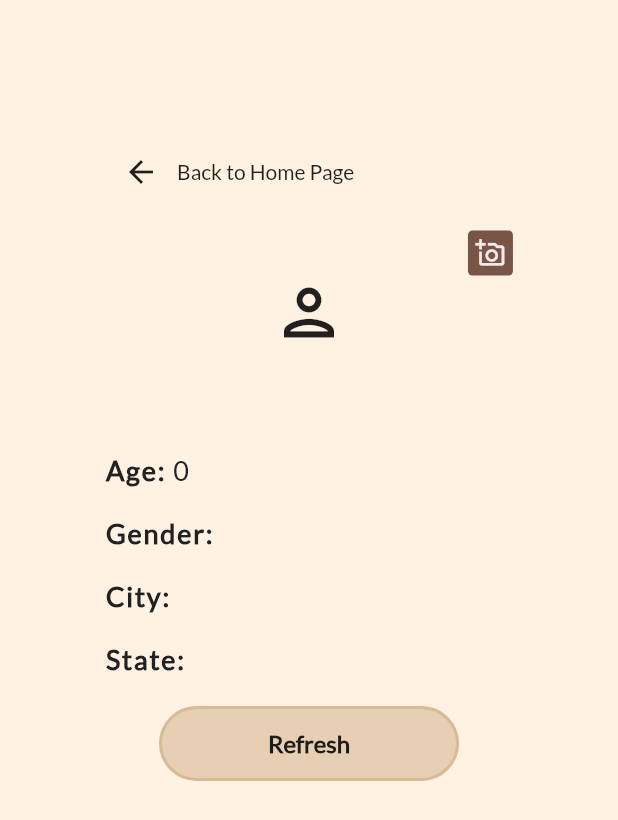
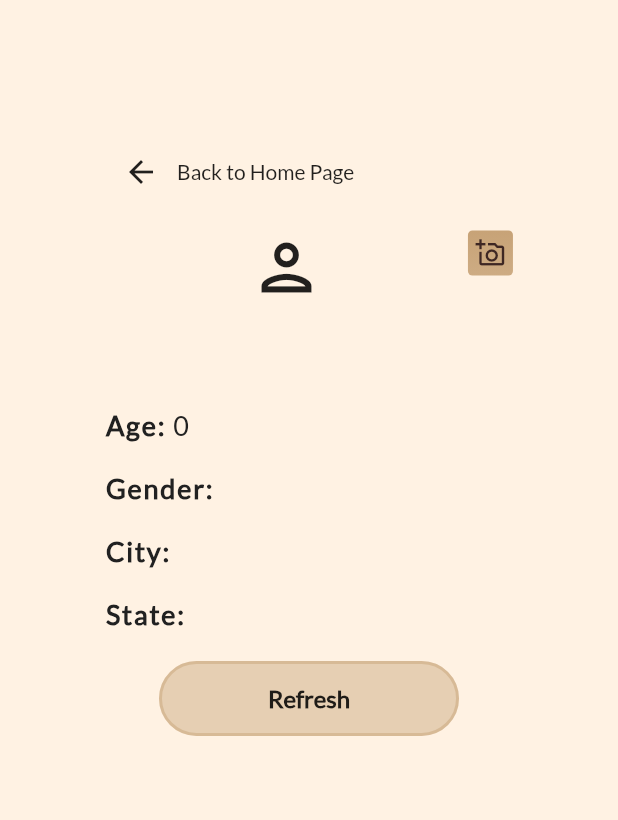
Before and after one commit to IshitaArora-246/moodBuster, a Flutter app: the MobProfile screen opened directly, on a phone screen of 412 x 824 dp. Shown: the top 820 px of the screen. Run offline on Flutter 3.47's test engine with Material 2 defaults, Android fonts, the phone set to English and light mode, and no system bars; our stand-ins replace auto_size_text, cloud_firestore, firebase_auth, flutter_spinkit, flutter_swiper, font_awesome_flutter and 2 more; missing offline and left inert: dart:html, firebase, hovering; accounts and stored records are empty.

Commit message:
padding fixed in main page

```diff
--- a/lib/main.dart
+++ b/lib/main.dart
@@ -2,7 +2,6 @@ import 'package:flutter/material.dart';
 import 'package:moodbuster/constants/textStyle.dart';
 import 'package:moodbuster/database/database.dart';
 import 'package:moodbuster/models/UserModel.dart';
-import 'package:moodbuster/models/current_page.dart';
 import 'package:moodbuster/screens/dashboard.dart';
 import 'package:moodbuster/utils/authentication.dart';
 import 'package:provider/provider.dart';
@@ -11,7 +10,7 @@ void main() async {
   WidgetsFlutterBinding.ensureInitialized();
   runApp(MultiProvider(providers: [
     Provider(create: (_) => FirebaseAuthService()),
-    ChangeNotifierProvider(create: (_) => MyPage()),
+    // ChangeNotifierProvider(create: (_) => MyPage()),
     StreamProvider(
         create: (context) =>
             context.read<FirebaseAuthService>().onAuthStateChanged,
--- a/lib/screens/chat/mobile_profile_screen.dart
+++ b/lib/screens/chat/mobile_profile_screen.dart
@@ -78,8 +78,24 @@ class _MobProfileState extends State<MobProfile> {
                           children: [
                             SizedBox(height: 15),
                             Row(
+                              crossAxisAlignment: CrossAxisAlignment.start,
                               mainAxisAlignment: MainAxisAlignment.end,
                               children: [
+                                Spacer(),
+                                Center(
+                                  child: url == null
+                                      ? Icon(
+                                          Icons.person_outlined,
+                                          size: 50,
+                                        )
+                                      : CircleAvatar(
+                                          backgroundColor: Colors.black,
+                                          backgroundImage:
+                                              NetworkImage(url.toString()),
+                                          radius: 75,
+                                        ),
+                                ),
+                                Spacer(),
                                 InkWell(
                                   onTap: () {
                                     DatabaseService().uploadImageToStorage();
@@ -87,12 +103,19 @@ class _MobProfileState extends State<MobProfile> {
                                   child: Container(
                                     padding: EdgeInsets.all(5),
                                     decoration: BoxDecoration(
-                                        color: Colors.brown,
+                                        gradient: LinearGradient(
+                                            begin: Alignment.topCenter,
+                                            end: Alignment.bottomCenter,
+                                            colors: [
+                                              Color(0XFFC19A6B)
+                                                  .withOpacity(0.9),
+                                              Color(0XFFC19A6B).withOpacity(0.8)
+                                            ]),
                                         borderRadius: BorderRadius.circular(3)),
                                     child: Center(
                                       child: Icon(
                                         Icons.add_a_photo_outlined,
-                                        color: Colors.brown[50],
+                                        color: Colors.brown[900],
                                         size: 20,
                                       ),
                                     ),
@@ -100,20 +123,6 @@ class _MobProfileState extends State<MobProfile> {
                                 ),
                               ],
                             ),
-                            Center(
-                                child: Center(
-                              child: url == null
-                                  ? Icon(
-                                      Icons.person_outlined,
-                                      size: 50,
-                                    )
-                                  : CircleAvatar(
-                                      backgroundColor: Colors.black,
-                                      backgroundImage:
-                                          NetworkImage(url.toString()),
-                                      radius: 75,
-                                    ),
-                            )),
                             SizedBox(height: 10),
                             Row(
                               mainAxisAlignment: MainAxisAlignment.center,
--- a/lib/screens/homepage/landing_about.dart
+++ b/lib/screens/homepage/landing_about.dart
@@ -83,21 +83,21 @@ class LandingAboutPage extends StatelessWidget {
                 )),
             Container(
                 width: screenWidth,
-                padding: EdgeInsets.symmetric(horizontal: 80),
+                padding: EdgeInsets.symmetric(horizontal: 20),
                 child: Column(
                     mainAxisAlignment: MainAxisAlignment.center,
                     children: [
                       Text(
                         "About Us",
                         style: headingStyle.copyWith(
-                            fontSize: 40, fontWeight: FontWeight.w800),
+                            fontSize: 28, fontWeight: FontWeight.w800),
                         maxLines: 1,
                       ),
                       SizedBox(height: 35),
                       Text(
                         "Mood Buster is a growing community working towards changing the way individuals think & act about problems related to Mental Health",
                         style: TextStyle(
-                          fontSize: 20,
+                          fontSize: 18,
                         ),
                         maxLines: 4,
                       ),
--- a/lib/screens/homepage/landing_chat.dart
+++ b/lib/screens/homepage/landing_chat.dart
@@ -91,14 +91,14 @@ class LandingChatPage extends StatelessWidget {
                       Text(
                         "Build Community",
                         style: headingStyle.copyWith(
-                            fontSize: 24, fontWeight: FontWeight.w800),
+                            fontSize: 28, fontWeight: FontWeight.w800),
                         maxLines: 1,
                       ),
                       SizedBox(height: 35),
                       Text(
                         "Group chats allow you to connect with other people like you and build a community. Group chats explore a range of helpful topics.",
                         style: TextStyle(
-                          fontSize: 20,
+                          fontSize: 18,
                         ),
                         maxLines: 4,
                       ),
--- a/lib/screens/homepage/landing_expert.dart
+++ b/lib/screens/homepage/landing_expert.dart
@@ -84,14 +84,14 @@ class LandingExpertPage extends StatelessWidget {
                 )),
             Container(
                 width: screenWidth,
-                padding: EdgeInsets.symmetric(horizontal: 80),
+                padding: EdgeInsets.symmetric(horizontal: 20),
                 child: Column(
                     mainAxisAlignment: MainAxisAlignment.center,
                     children: [
                       Text(
                         "We're here for you during COVID-19",
                         style: headingStyle.copyWith(
-                            fontSize: 30, fontWeight: FontWeight.w800),
+                            fontSize: 28, fontWeight: FontWeight.w800),
                         maxLines: 4,
                         textAlign: TextAlign.center,
                       ),
```
Also changed, not shown: lib/screens/chat/profile.dart (+30 -22 lines), lib/screens/homepage/landing_blog.dart (+9 -8 lines).
